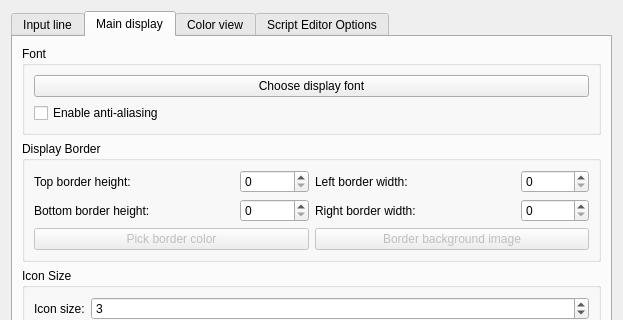
Before: the Qt Designer form src/ui/profile_preferences.ui in Mudlet/Mudlet, drawn with Qt 5; both pictures show x 0 to 623 and y 0 to 320 of the 623 by 748 pixel window.
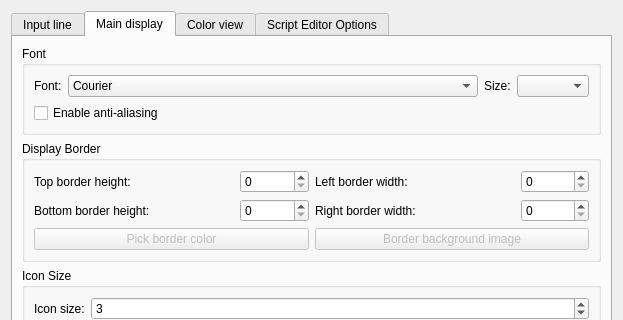
After: the same form once the commit is applied. Icons and pictures are not drawn.

Commit message: Fix: default log format is now plain text, html logs via preferences option | Fix: html logging should be more editor friendly at least it works in Open Office now

The edit to the form file:
```diff
--- a/src/ui/profile_preferences.ui
+++ b/src/ui/profile_preferences.ui
@@ -258,15 +258,41 @@
          <property name="title">
           <string>Font</string>
          </property>
-         <layout class="QVBoxLayout" name="verticalLayout_4">
-          <item>
-           <widget class="QPushButton" name="pushButton_display_font">
+         <layout class="QGridLayout" name="gridLayout_9">
+          <item row="0" column="0">
+           <widget class="QLabel" name="label_30">
             <property name="text">
-             <string>Choose display font</string>
+             <string>Font:</string>
             </property>
            </widget>
           </item>
-          <item>
+          <item row="0" column="1">
+           <widget class="QFontComboBox" name="fontComboBox">
+            <property name="sizePolicy">
+             <sizepolicy hsizetype="Expanding" vsizetype="Fixed">
+              <horstretch>0</horstretch>
+              <verstretch>0</verstretch>
+             </sizepolicy>
+            </property>
+            <property name="editable">
+             <bool>false</bool>
+            </property>
+            <property name="fontFilters">
+             <set>QFontComboBox::MonospacedFonts</set>
+            </property>
+           </widget>
+          </item>
+          <item row="0" column="2">
+           <widget class="QLabel" name="label_35">
+            <property name="text">
+             <string>Size:</string>
+            </property>
+           </widget>
+          </item>
+          <item row="0" column="3">
+           <widget class="QComboBox" name="fontSize"/>
+          </item>
+          <item row="1" column="0" colspan="2">
            <widget class="QCheckBox" name="mNoAntiAlias">
             <property name="toolTip">
              <string>Use anti aliasing on fonts. Smoothes fonts if you have a high screen resolution and you can use larger fonts. Note that on low resolutions and small font sizes, the font gets blurry. </string>
```
The commit also changes 3 other files.
